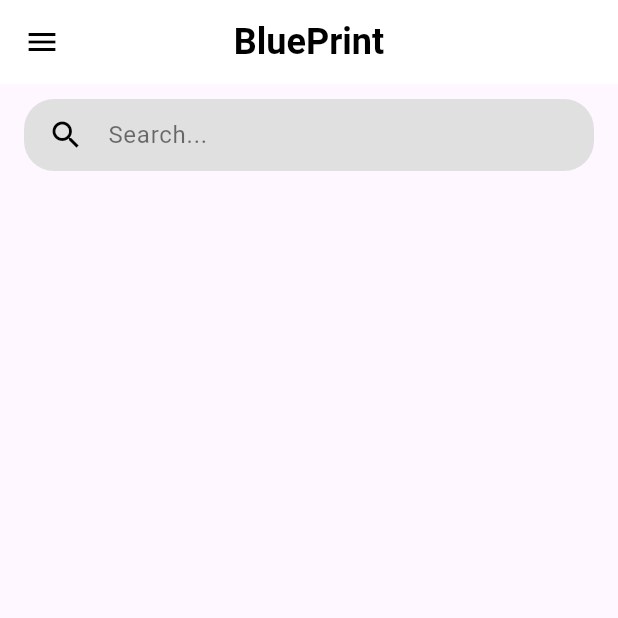
After one commit to Woofy2001/ProjectBluePrint, a Flutter app: the CommunityGalleryScreen screen opened directly, on a phone screen of 412 x 824 dp, the top half of it. The commit adds this screen. Run offline on Flutter 3.47's test engine with Material 3 defaults, Android fonts, the phone set to English and light mode, and no system bars; our stand-ins replace cloud_firestore, firebase_auth, firebase_core, firebase_storage, flutter_svg, geolocator and 1 more; accounts and stored records are empty.

Commit message:
added the community gallery and created a funtion to save projects to community gallery if user want

```diff
--- /dev/null
+++ b/BluePrint/bp_frontend/lib/screens/community_gallery_screen.dart
@@ -0,0 +1,83 @@
+import 'package:flutter/material.dart';
+import '../widgets/search_bar.dart';
+import '../widgets/house_plan_card.dart';
+import 'package:cloud_firestore/cloud_firestore.dart';
+
+class CommunityGalleryScreen extends StatelessWidget {
+  const CommunityGalleryScreen({super.key});
+
+  @override
+  Widget build(BuildContext context) {
+    return Scaffold(
+      appBar: AppBar(
+        backgroundColor: Colors.white,
+        elevation: 0,
+        leading: IconButton(
+          icon: const Icon(Icons.menu, color: Colors.black),
+          onPressed: () {}, // Implement drawer or menu action
+        ),
+        title: const Text(
+          "BluePrint",
+          style: TextStyle(
+            fontSize: 24,
+            fontWeight: FontWeight.bold,
+            color: Colors.black,
+          ),
+        ),
+        centerTitle: true,
+      ),
+      body: Column(
+        children: [
+          const Padding(
+            padding: EdgeInsets.symmetric(horizontal: 16.0),
+            child: SearchBarWidget(),
+          ),
+          Expanded(
+            child: StreamBuilder<QuerySnapshot>(
+              stream:
+                  FirebaseFirestore.instance
+                      .collection("community_gallery")
+                      .orderBy(
+                        "timestamp",
+                        descending: true,
+                      ) // Sort by timestamp
+                      .snapshots(),
+              builder: (context, snapshot) {
+                if (!snapshot.hasData) {
+                  return const Center(child: CircularProgressIndicator());
+                }
+
+                final galleryItems =
+                    snapshot.data!.docs.map((doc) {
+                      var data = doc.data() as Map<String, dynamic>;
+                      return {
+                        "image": data['imageUrl'] ?? '',
+                        "name": data['userName'] ?? 'Unknown',
+                        "description": data['prompt'] ?? '',
+                        "avatar":
+                            data['userName'] != null
+                                ? "https://i.pravatar.cc/150?img=5" // Placeholder
+                                : "https://i.pravatar.cc/150?img=8",
+                      };
+                    }).toList();
+
+                return ListView.builder(
+                  padding: const EdgeInsets.all(16.0),
+                  itemCount: galleryItems.length,
+                  itemBuilder: (context, index) {
+                    return HousePlanCard(
+                      image: galleryItems[index]["image"]!,
+                      name: galleryItems[index]["name"]!,
+                      description: galleryItems[index]["description"]!,
+                      avatarUrl: galleryItems[index]["avatar"]!,
+                    );
+                  },
+                );
+              },
+            ),
+          ),
+        ],
+      ),
+    );
+  }
+}
--- /dev/null
+++ b/BluePrint/bp_frontend/lib/widgets/search_bar.dart
@@ -0,0 +1,27 @@
+import 'package:flutter/material.dart';
+
+class SearchBarWidget extends StatelessWidget {
+  const SearchBarWidget({super.key});
+
+  @override
+  Widget build(BuildContext context) {
+    return Container(
+      margin:
+          const EdgeInsets.symmetric(vertical: 10), // Add margin for spacing
+      padding: const EdgeInsets.symmetric(horizontal: 16),
+      decoration: BoxDecoration(
+        color: Colors.grey[300], // Light grey for better visibility
+        borderRadius: BorderRadius.circular(20),
+      ),
+      child: const TextField(
+        style: TextStyle(color: Colors.black), // Black text for visibility
+        decoration: InputDecoration(
+          icon: Icon(Icons.search, color: Colors.black), // Black search icon
+          hintText: "Search...",
+          hintStyle: TextStyle(color: Colors.black54), // Darker hint color
+          border: InputBorder.none,
+        ),
+      ),
+    );
+  }
+}
--- a/BluePrint/bp_frontend/pubspec.yaml
+++ b/BluePrint/bp_frontend/pubspec.yaml
@@ -11,7 +11,7 @@ environment:
 dependencies:
   flutter:
     sdk: flutter
-  http: ^0.13.5
+  http: ^1.3.0
   provider: ^6.1.2
   cached_network_image: any
   google_fonts: any
@@ -26,6 +26,7 @@ dependencies:
   image_picker: ^1.0.7
   google_sign_in: ^6.3.0
   cupertino_icons: ^1.0.8
+  flutter_svg: ^2.0.17  # Make sure you use the latest stable version
 
 dev_dependencies:
   flutter_test:
```
Also changed, not shown: BluePrint/bp_frontend/lib/providers/project_provider.dart (+22 -0 lines), BluePrint/bp_frontend/lib/screens/chat_screen.dart (+36 -5 lines), BluePrint/bp_frontend/lib/screens/vendor_list_screen.dart (+10 -7 lines), BluePrint/bp_frontend/lib/widgets/drawer_menu.dart (+11 -0 lines), BluePrint/bp_frontend/lib/widgets/house_plan_card.dart (added, +78 -0 lines), BluePrint/bp_backend_floor_plan_generator/static/floor_plan.png, BluePrint/bp_frontend/pubspec.lock.
